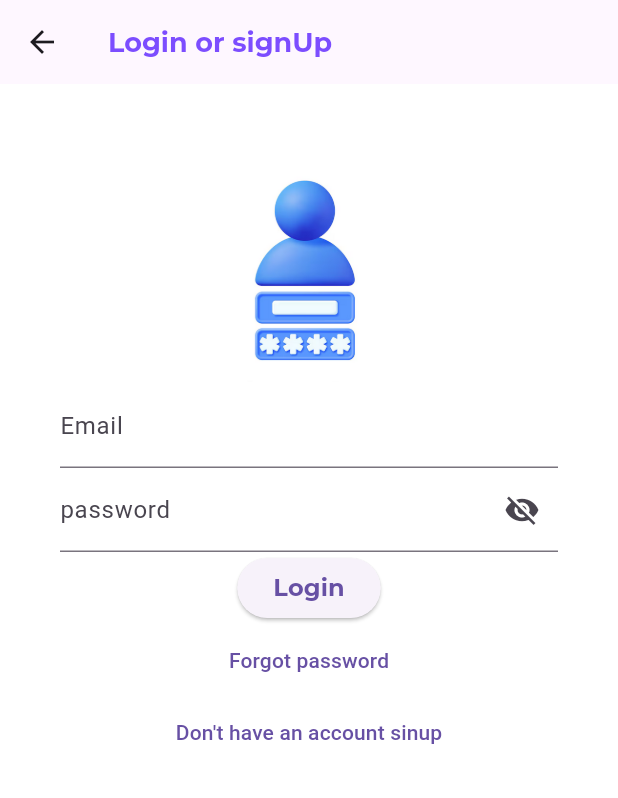
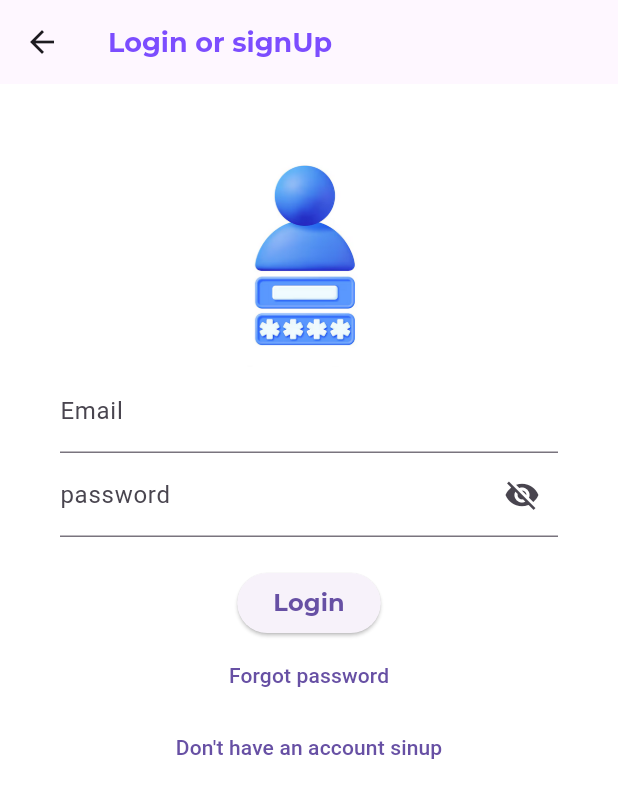
Before and after one commit to BraisonWabwire/flexi_hire, a Flutter app: the HomePage screen opened directly, on a phone screen of 412 x 824 dp. Shown: the top 798 px of the screen. Run offline on Flutter 3.47's test engine with Material 3 defaults, Android fonts, the phone set to English and light mode, and no system bars; our stand-ins replace google_fonts, smooth_page_indicator.

Commit message:
Uploading project Images

```diff
--- a/lib/homepage.dart
+++ b/lib/homepage.dart
@@ -31,7 +31,7 @@ class _HomePageState extends State<HomePage> {
         ),
       ),
       body: Padding(
-        padding: const EdgeInsets.only(top: 50),
+        padding: const EdgeInsets.only(top: 40),
         child: Center(
           child: Column(
             children: [
@@ -78,7 +78,7 @@ class _HomePageState extends State<HomePage> {
                           return null;
                         },
                       ),
-                      // SizedBox(height: 20),
+                      SizedBox(height: 20),
                       ElevatedButton(
                         onPressed: () {
                           if (_formKey.currentState!.validate()) {
```
Also changed, not shown: ProjectImages/1.jpg (added), ProjectImages/2.jpg (added), ProjectImages/3.jpg (added), ProjectImages/4.jpg (added), ProjectImages/5.jpg (added).
